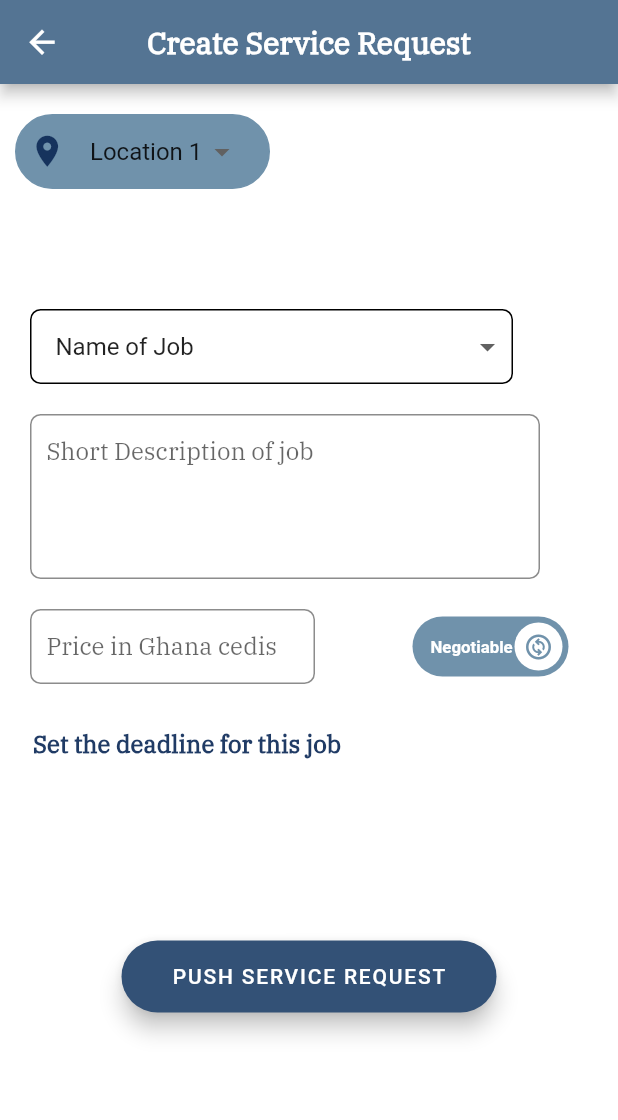
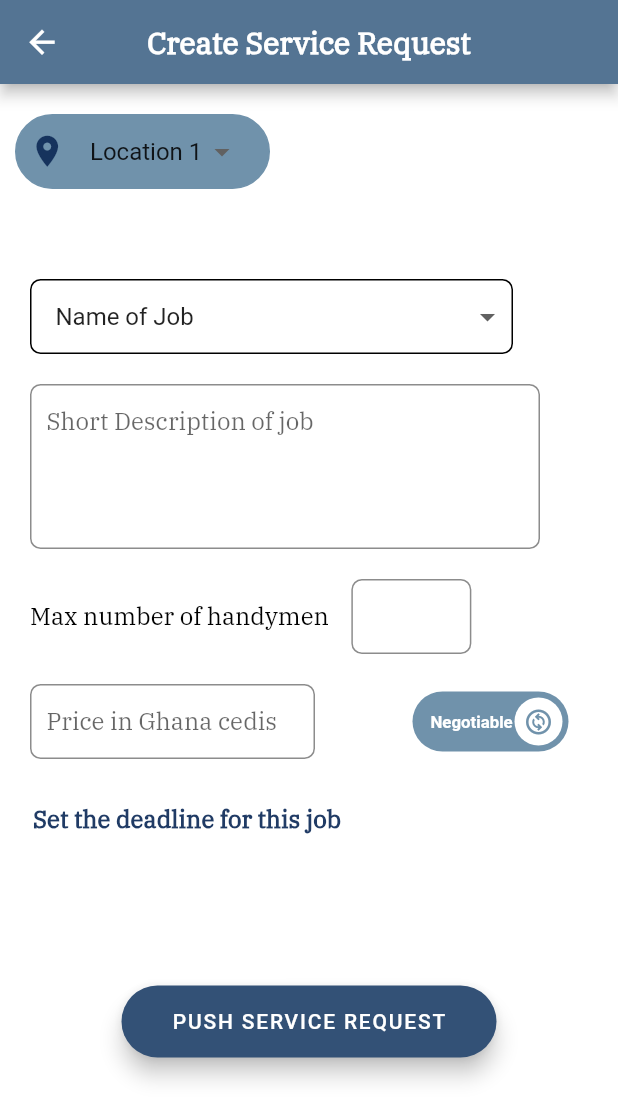
Before and after one commit to Kwakyecodes/Beta_Hustle, a Flutter app: the PushRequests screen opened directly, on a phone screen of 412 x 824 dp. Shown: the top 1120 px of the screen. Run offline on Flutter 3.47's test engine with Material 2 defaults, Android fonts, the phone set to English and light mode, and no system bars; drawn by our look-alikes of lite_rolling_switch.

Commit message:
max number of handyman added to push request screen

```diff
--- a/lib/Screens/Both/handyman_profile.dart
+++ b/lib/Screens/Both/handyman_profile.dart
@@ -0,0 +1,4 @@
+//both handymen and users will be able to see this.
+//that is why it is in the both folder
+//however only handymen will be able change(edit) the information here
+//just like a facebook profile, others can view your profile but only you see the option to make changes to the information there
--- a/lib/Screens/User/pushrequests.dart
+++ b/lib/Screens/User/pushrequests.dart
@@ -99,7 +99,7 @@ class _PushRequestsState extends State<PushRequests> {
                       ),
                     )
                   ),
-                  SizedBox(height: 80),
+                  SizedBox(height: 60),
                   Align(
                     alignment: Alignment.centerLeft,
                     child: Container(
@@ -180,6 +180,51 @@ class _PushRequestsState extends State<PushRequests> {
                     child: Container(
                       margin: const EdgeInsets.only(left:20,right:20),
                       child: Row(
+                        children: [
+                          Text("Max number of handymen",
+                            style: TextStyle(
+                              fontSize:textFieldSize,
+                              fontFamily: textFont,
+                              color: Colors.black,
+                            )
+                          ),
+                          SizedBox(width:15),
+                          Container(
+                            width: 80,
+                            child: Padding(padding: EdgeInsets.only(left:10,right:10),
+                              child: TextField(
+                                keyboardType: TextInputType.multiline,
+                                maxLines: null,
+                                style: TextStyle(
+                                  color: Colors.black,
+                                  fontFamily: textFont,
+                                  fontSize: textFieldSize,
+                                ),
+                                showCursor: true,
+                                cursorColor: Colors.black,
+                                decoration: InputDecoration(
+                                  border: InputBorder.none,
+                                ),
+                              ),
+                            ),
+                            decoration: BoxDecoration(
+                              border: Border.all(
+                                color: Colors.black45,
+                              ),
+                              color: Colors.white,
+                              borderRadius: BorderRadius.circular(7),
+                            ),
+                          ),
+                        ]
+                      )
+                    ),
+                  ),
+                  SizedBox(height: 20),
+                  Align(
+                    alignment: Alignment.centerLeft,
+                    child: Container(
+                      margin: const EdgeInsets.only(left:20,right:20),
+                      child: Row(
                           mainAxisAlignment: MainAxisAlignment.spaceBetween,
                         children: [
                           Container(
@@ -242,7 +287,7 @@ class _PushRequestsState extends State<PushRequests> {
                       )
                     )
                   ),
-                  SizedBox(height: 120),
+                  SizedBox(height: 100),
                   Align(
                     alignment: Alignment.center,
                     child: Container(
--- a/lib/main.dart
+++ b/lib/main.dart
@@ -35,7 +35,7 @@ class MyApp extends StatelessWidget {
 
       theme: new ThemeData(scaffoldBackgroundColor: Colors.white),
       debugShowCheckedModeBanner: false,
-      home: UserProfile(),
+      home: PushRequests(),
 
     );
   }
```
